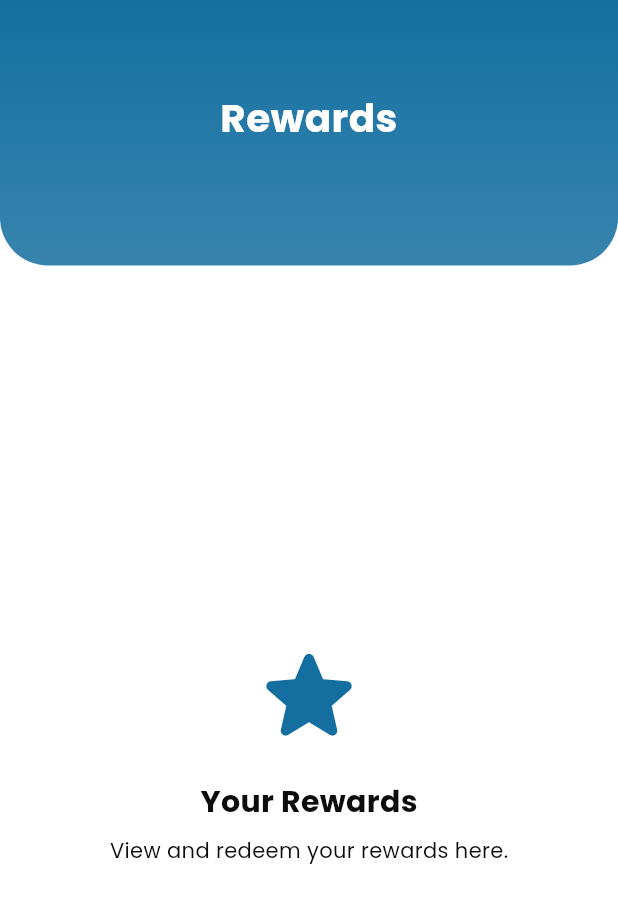
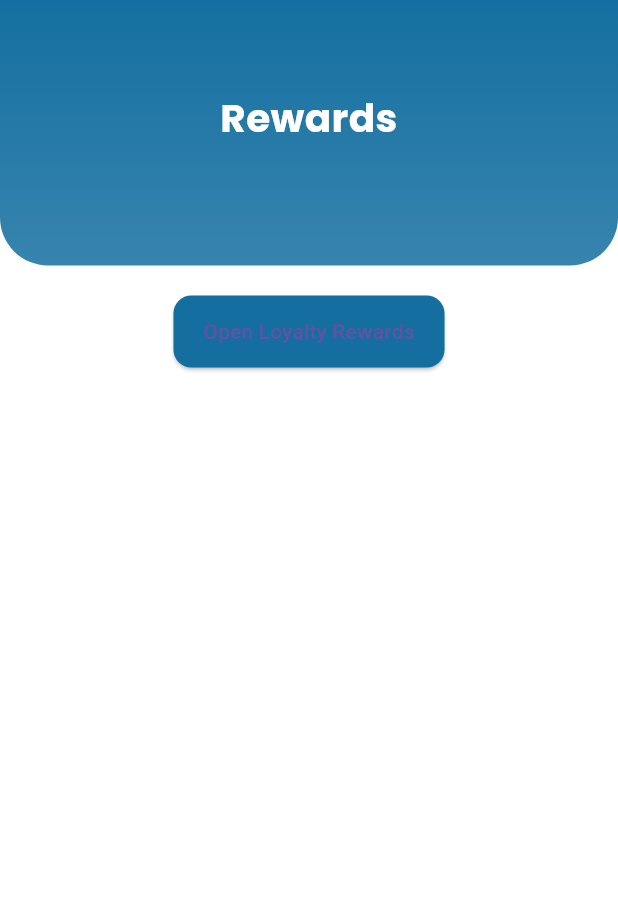
Before and after one commit to sandeshsah/merova, a Flutter app: the RewardPage screen opened directly, on a phone screen of 412 x 824 dp. Shown: the top 903 px of the screen. Run offline on Flutter 3.47's test engine with Material 3 defaults, Android fonts, the phone set to English and light mode, and no system bars; our stand-ins replace auto_route, bloc, country_picker, dio, equatable, flutter_animate and 13 more; missing offline and left inert: loyalty, talker_dio_logger; accounts and stored records are empty.

Commit message:
refactor: update RewardPage to use LoyaltySDK.open() for SDK navigation entry, ensure dependency resolution via FVM-managed Flutter environment, and introduce environment/flavor-aware configuration handling for consistent SDK integration across development and production builds. in auth branches as main

```diff
--- a/lib/src/core/routes/app_router.dart
+++ b/lib/src/core/routes/app_router.dart
@@ -15,6 +15,7 @@ import 'package:merova/src/features/payment/presentation/pages/payment_pages.dar
 import 'package:merova/src/features/personalInformation/presentation/pages/personal_info_page.dart';
 import 'package:merova/src/features/profile/presentation/pages/profile_pages.dart';
 import 'package:merova/src/features/profile/presentation/pages/sections/notifications_page.dart';
+import 'package:merova/src/features/profile/presentation/pages/sections/reward_page.dart';
 import 'package:merova/src/features/splash/presentation/pages/splash_page.dart';
 
 part 'app_router.gr.dart';
@@ -70,5 +71,7 @@ class AppRouter extends _$AppRouter {
     AutoRoute(page: FundTransferRoute.page),
     AutoRoute(page: HomeRoute.page),
     AutoRoute(page: PersonalInfoRoute.page),
+    AutoRoute(page: NotificationsRoute.page),
+    AutoRoute(page: RewardRoute.page),
   ];
 }
--- a/lib/src/features/profile/presentation/pages/sections/reward_page.dart
+++ b/lib/src/features/profile/presentation/pages/sections/reward_page.dart
@@ -1,8 +1,11 @@
+import 'package:auto_route/auto_route.dart';
 import 'package:flutter/material.dart';
-import 'package:merova/src/core/enums/app_enum.dart';
+import 'package:loyalty/loyalty.dart';
+
 import 'package:merova/src/core/themes/app_colors.dart';
 import 'package:merova/src/core/widget/header_positioned.dart';
 
+@RoutePage()
 class RewardPage extends StatelessWidget {
   const RewardPage({super.key});
 
@@ -14,23 +17,16 @@ class RewardPage extends StatelessWidget {
         children: [
           const HeaderPositioned(
             title: "Rewards",
-            alignment: HeaderAlignment.center,
           ),
-          Expanded(
-            child: Center(
-              child: Column(
-                mainAxisAlignment: MainAxisAlignment.center,
-                children: [
-                  Icon(Icons.star_rounded, size: 80, color: AppColors.primary),
-                  const SizedBox(height: 16),
-                  const Text(
-                    "Your Rewards",
-                    style: TextStyle(fontSize: 20, fontWeight: FontWeight.bold),
-                  ),
-                  const SizedBox(height: 8),
-                  const Text("View and redeem your rewards here."),
-                ],
-              ),
+
+          const SizedBox(height: 20),
+
+          Center(
+            child: ElevatedButton(
+              onPressed: () {
+                LoyaltySDK.open(context);
+              },
+              child: const Text("Open Loyalty Rewards"),
             ),
           ),
         ],
--- a/lib/src/init_dependencies.dart
+++ b/lib/src/init_dependencies.dart
@@ -1,6 +1,7 @@
 import 'package:dio/dio.dart';
 import 'package:flutter/material.dart';
 import 'package:get_it/get_it.dart';
+import 'package:loyalty/loyalty.dart' hide AuthBloc;
 import 'package:merova/src/core/helper/token_storage.dart';
 import 'package:merova/src/core/routes/app_router.dart';
 import 'package:merova/src/core/service/dio/dio_client.dart';
@@ -54,6 +55,20 @@ import 'package:merova/src/features/fund/presentation/bloc/fund_transfer_bloc.da
 final sl = GetIt.instance;
 
 Future<void> initDependencies() async {
+  // Initialize Loyalty SDK
+  await initializeLoyaltySDK(
+    apiBaseUrl: 'https://api.loyalty.example.com/v1',
+    enableLogging: true,
+  );
+  try {
+    await LoyaltyMethodChannel.initializeSDK(
+      apiBaseUrl: 'https://api.loyalty.example.com/v1',
+      enableLogging: true,
+    );
+  } catch (e) {
+    debugPrint('Loyalty native initialization skipped: $e');
+  }
+
   // External
   final sharedPrefs = await SharedPreferences.getInstance();
   sl.registerLazySingleton<SharedPreferences>(() => sharedPrefs);
```
Also changed, not shown: lib/src/features/profile/presentation/pages/profile_pages.dart (+9 -1 lines), pubspec.yaml (+10 -15 lines), lib/generated/app_localizations.dart, lib/generated/app_localizations_en.dart, lib/generated/app_localizations_ne.dart, lib/src/core/routes/app_router.gr.dart, pubspec.lock, 7 other files.
